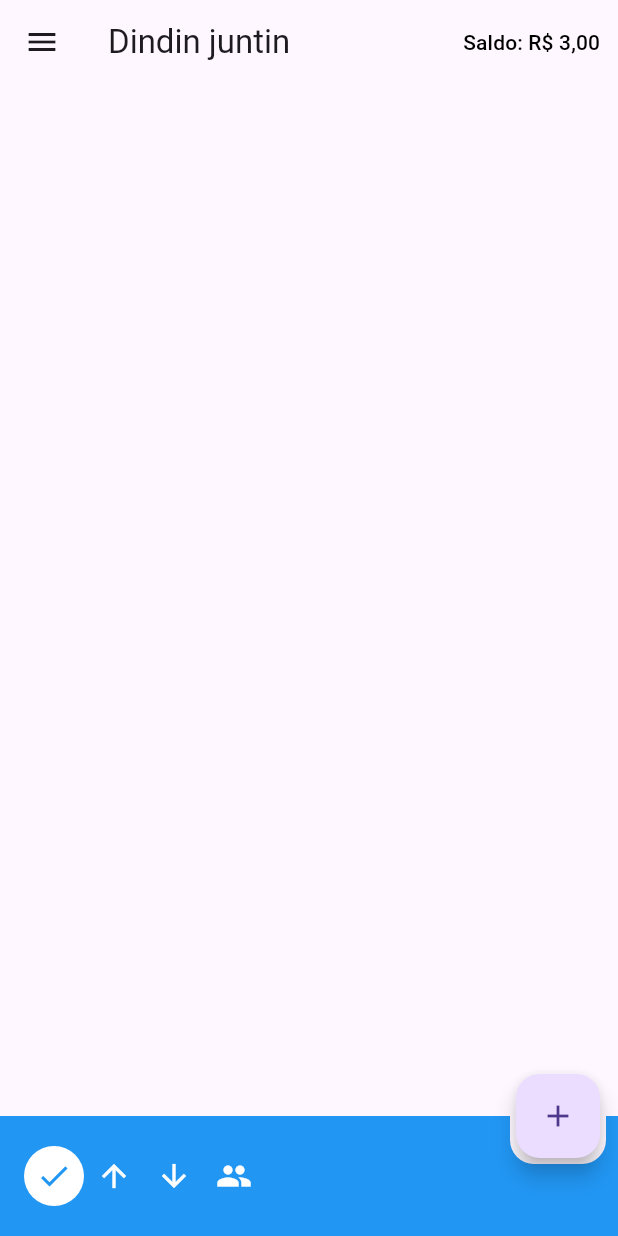
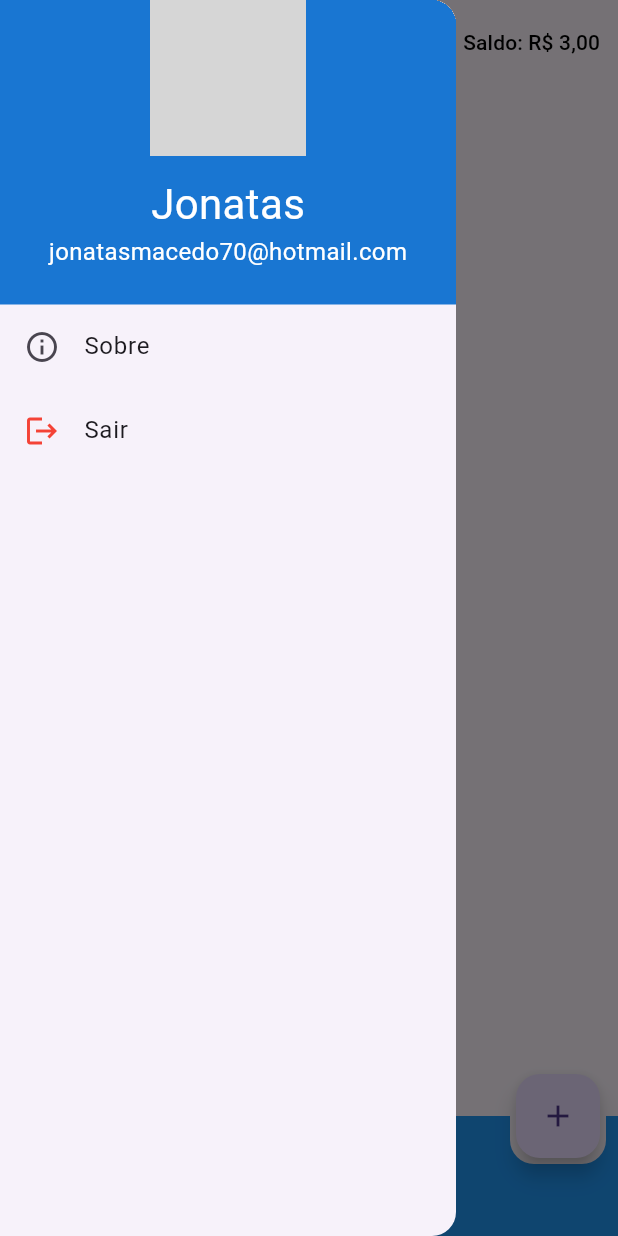
Before and after one commit to JonatasMA/dindin-juntin, a Flutter app: the HomePage screen opened directly, with the side drawer open (before the commit the screen has no drawer), on a phone screen of 412 x 824 dp. Run offline on Flutter 3.47's test engine with Material 2 defaults, Android fonts, the phone set to English and light mode, and no system bars; our stand-ins replace currency_text_input_formatter, firebase_auth, firebase_core, firebase_database; missing offline and left inert: dart:ffi; accounts and stored records are empty; generated files the repository leaves out were written again; network calls fail; grey boxes are pictures that could not be loaded.

Commit message:
feat: add session

```diff
--- a/lib/main.dart
+++ b/lib/main.dart
@@ -1,4 +1,4 @@
-import 'package:dindin_juntin/models/bill.dart';
+import 'package:firebase_auth/firebase_auth.dart';
 import 'package:dindin_juntin/views/home_page.dart';
 import 'package:dindin_juntin/views/login.dart';
 import 'package:dindin_juntin/views/sign_up.dart';
@@ -6,10 +6,13 @@ import 'package:firebase_core/firebase_core.dart';
 import 'package:dindin_juntin/firebase_options.dart';
 import 'package:flutter/material.dart';
 
+var userLogged = FirebaseAuth.instance.authStateChanges();
+
 Future<void> main() async {
   WidgetsFlutterBinding.ensureInitialized();
   final FirebaseApp fbApp = await Firebase.initializeApp(
       options: DefaultFirebaseOptions.currentPlatform);
+
   runApp(const Main());
 }
 
@@ -21,8 +24,8 @@ class Main extends StatelessWidget {
     return MaterialApp(
         title: 'Dindin Juntin',
         theme: ThemeData(primarySwatch: Colors.blue, useMaterial3: true),
-        initialRoute: '/',
-        // initialRoute: '/login',
+        // initialRoute: '/',
+        initialRoute: userLogged is User ? '/' : '/login',
         routes: {
           '/': (context) => const HomePage(),
           '/login': (context) => const Login(),
--- a/lib/views/home_page.dart
+++ b/lib/views/home_page.dart
@@ -5,6 +5,7 @@ import 'package:flutter/material.dart';
 import 'package:dindin_juntin/widgets/card_list.dart';
 
 import '../widgets/bottom_app_bar.dart';
+import '../widgets/custom_drawer.dart';
 
 List<dynamic> billsList = [];
 
@@ -57,11 +58,11 @@ class _HomePageState extends State<HomePage> {
     return Scaffold(
       appBar: AppBar(
         title: const Text('Dindin juntin'),
-        leading: IconButton(
-          tooltip: 'Menu',
-          icon: const Icon(Icons.menu),
-          onPressed: () {},
-        ),
+        // leading: IconButton(
+        //   tooltip: 'Menu',
+        //   icon: const Icon(Icons.menu),
+        //   onPressed: () {},
+        // ),
         actions: [
           TextButton(
             style: style,
@@ -73,6 +74,7 @@ class _HomePageState extends State<HomePage> {
           ),
         ],
       ),
+      drawer: const CustomDrawer(),
       body: Center(child: futureWidget),
       floatingActionButton: FloatingActionButton(
         onPressed: () => showDialog<String>(
--- /dev/null
+++ b/lib/widgets/custom_drawer.dart
@@ -0,0 +1,90 @@
+import 'package:dindin_juntin/main.dart';
+import 'package:flutter/material.dart';
+import 'package:firebase_auth/firebase_auth.dart';
+
+class CustomDrawer extends StatefulWidget {
+  const CustomDrawer({super.key});
+
+  @override
+  State<CustomDrawer> createState() => _CustomDrawerState();
+}
+
+class _CustomDrawerState extends State<CustomDrawer> {
+  @override
+  Widget build(BuildContext context) => Drawer(
+        child: SingleChildScrollView(
+          child: Column(
+              crossAxisAlignment: CrossAxisAlignment.stretch,
+              children: <Widget>[
+                buildHeader(context),
+                buildMenuItems(context),
+              ]),
+        ),
+      );
+
+  Widget buildHeader(BuildContext context) => Material(
+        color: Colors.blue.shade700,
+        child: InkWell(
+          onTap: () {},
+          child: Container(
+            padding: EdgeInsets.only(
+                top: MediaQuery.of(context).padding.top, bottom: 24),
+            child: Column(
+              children: const [
+                CircleAvatar(
+                  radius: 52,
+                  backgroundImage: NetworkImage(
+                      'https://i.natgeofe.com/k/63b1a8a7-0081-493e-8b53-81d01261ab5d/red-panda-full-body_16x9.jpg'),
+                ),
+                SizedBox(height: 12),
+                Text(
+                  'Jonatas',
+                  style: TextStyle(fontSize: 28, color: Colors.white),
+                ),
+                Text(
+                  'jonatasmacedo70@hotmail.com',
+                  style: TextStyle(fontSize: 16, color: Colors.white),
+                )
+              ],
+            ),
+          ),
+        ),
+      );
+
+  Widget buildMenuItems(BuildContext context) => Column(
+        children: [
+          ListTile(
+              leading: const Icon(Icons.info_outlined),
+              title: const Text('Sobre'),
+              onTap: () => {
+                    Navigator.pop(context),
+                    showDialog<String>(
+                        context: context,
+                        builder: (BuildContext context) => AlertDialog(
+                            scrollable: true,
+                            title: const Text('Sobre'),
+                            content: Column(
+                              children: const [
+                                Text('Desenvolvido por GitHub:JonatasMA')
+                              ],
+                            ))),
+                  }),
+          ListTile(
+              leading: const Icon(Icons.logout, color: Colors.red),
+              title: const Text('Sair'),
+              onTap: () => {
+                    FirebaseAuth.instance.signOut(),
+                    Navigator.pushReplacementNamed(context, '/login')
+                  }),
+        ],
+      );
+
+  String userPhoto() {
+    String photo =
+        'https://i.natgeofe.com/k/63b1a8a7-0081-493e-8b53-81d01261ab5d/red-panda-full-body_16x9.jpg';
+    // if (userLogged != null && userLogged.photoURL != null) {
+    //   photo = userLogged.photoURL;
+    // }
+    return photo;
+  }
+}
```
Also changed, not shown: lib/models/saved_user.dart (added, +21 -0 lines), lib/views/login.dart (+8 -17 lines), lib/views/sign_up.dart (+14 -3 lines).
